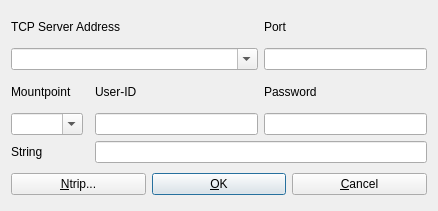
This is app/appcmn_qt/tcpoptdlg.ui in Aceinna/rtklib_aceinna as Qt 5 draws it before an edit. The edited form follows.
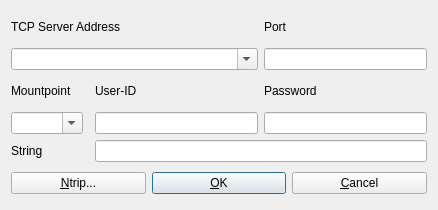
This is the edited form.

What changed in the file:
```diff
--- a/app/appcmn_qt/tcpoptdlg.ui
+++ b/app/appcmn_qt/tcpoptdlg.ui
@@ -7,7 +7,7 @@
     <x>0</x>
     <y>0</y>
     <width>438</width>
-    <height>211</height>
+    <height>210</height>
    </rect>
   </property>
   <property name="windowTitle">
```
Left out of the diff: 11 changed lines with no effect on the pictures.
